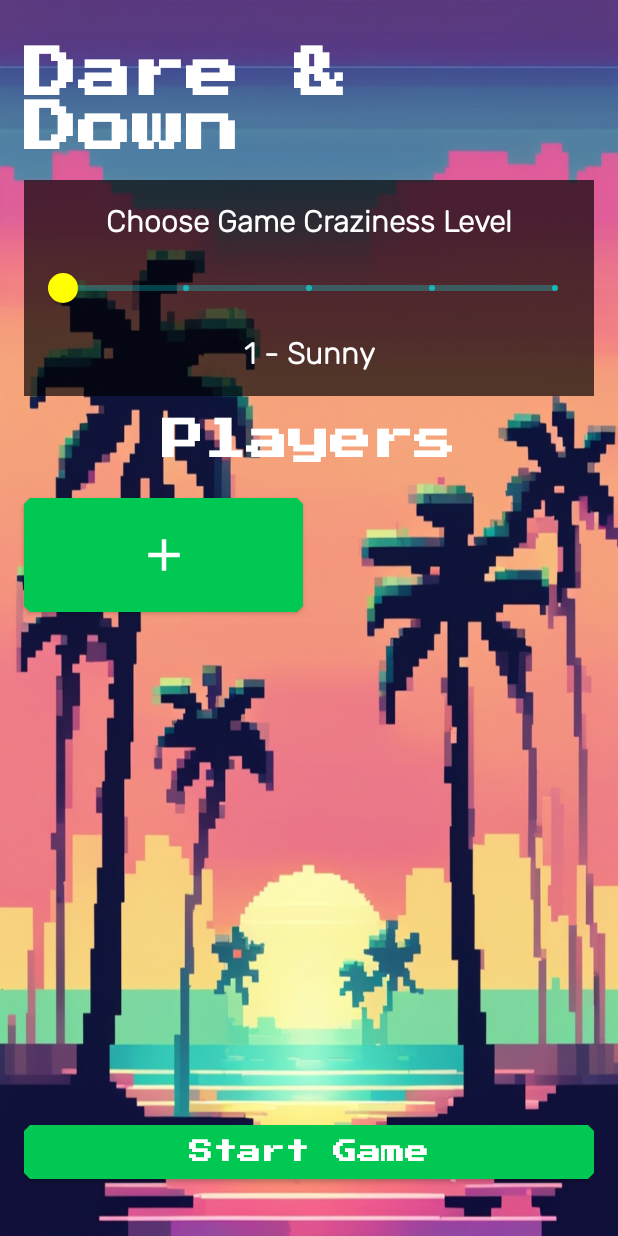
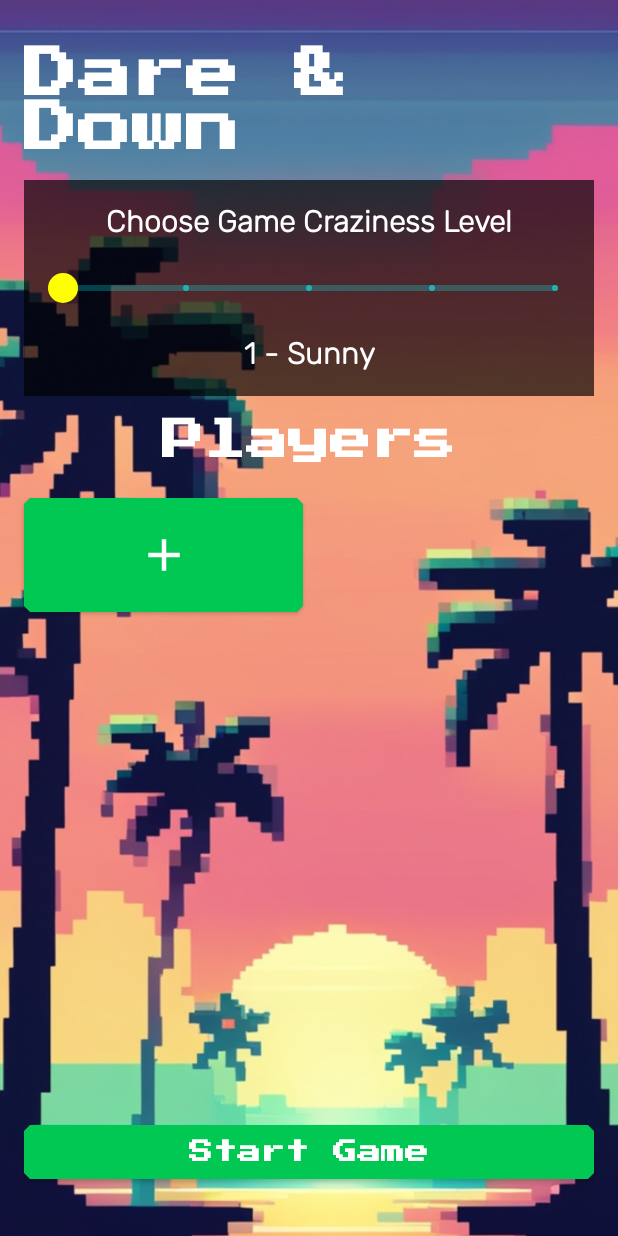
Before and after one commit to robertdraganoiu/DrinkingAcademySpinoff, an Android app built with Jetpack Compose: the screen it shows after launch (MainActivity), on a phone screen of 412 x 824 dp. Run offline under Robolectric (Android 15) with nearby library versions, the phone set to English and light mode, and no system bars; our stand-ins replace Dagger/Hilt's generated code.

Commit message:
Animated background effect

```diff
--- a/androidApp/src/main/java/com/hack/drinkingacademy/android/player_select/PlayerCard.kt
+++ b/androidApp/src/main/java/com/hack/drinkingacademy/android/player_select/PlayerCard.kt
@@ -1,13 +1,9 @@
 package com.hack.drinkingacademy.android.player_select
 
-import androidx.compose.foundation.BorderStroke
 import androidx.compose.foundation.background
-import androidx.compose.foundation.border
 import androidx.compose.foundation.layout.Arrangement
 import androidx.compose.foundation.layout.Row
 import androidx.compose.foundation.layout.padding
-import androidx.compose.foundation.layout.wrapContentSize
-import androidx.compose.foundation.shape.RoundedCornerShape
 import androidx.compose.foundation.text.KeyboardActions
 import androidx.compose.foundation.text.KeyboardOptions
 import androidx.compose.material.Icon
@@ -22,7 +18,6 @@ import androidx.compose.runtime.LaunchedEffect
 import androidx.compose.runtime.remember
 import androidx.compose.ui.Alignment
 import androidx.compose.ui.Modifier
-import androidx.compose.ui.draw.clip
 import androidx.compose.ui.focus.FocusRequester
 import androidx.compose.ui.focus.focusRequester
 import androidx.compose.ui.graphics.Color
@@ -53,7 +48,6 @@ fun PlayerCard(
         modifier = Modifier
             .background(Color(0xAA000000)) // Match background with the game craziness level box
             .padding(8.dp)
-            .clip(RoundedCornerShape(10.dp)) // Same rounded shape as the game craziness level box
 
     ) {
         if (readOnly) {
--- a/androidApp/src/main/java/com/hack/drinkingacademy/android/player_select/PlayerSelectScreen.kt
+++ b/androidApp/src/main/java/com/hack/drinkingacademy/android/player_select/PlayerSelectScreen.kt
@@ -1,5 +1,12 @@
 package com.hack.drinkingacademy.android.player_select
 
+import androidx.compose.animation.core.Animatable
+import androidx.compose.animation.core.CubicBezierEasing
+import androidx.compose.animation.core.FastOutSlowInEasing
+import androidx.compose.animation.core.LinearOutSlowInEasing
+import androidx.compose.animation.core.RepeatMode
+import androidx.compose.animation.core.infiniteRepeatable
+import androidx.compose.animation.core.tween
 import androidx.compose.foundation.Image
 import androidx.compose.foundation.background
 import androidx.compose.foundation.layout.Arrangement
@@ -16,6 +23,7 @@ import androidx.compose.material.SnackbarHost
 import androidx.compose.material.SnackbarHostState
 import androidx.compose.material.Text
 import androidx.compose.runtime.Composable
+import androidx.compose.runtime.LaunchedEffect
 import androidx.compose.runtime.collectAsState
 import androidx.compose.runtime.getValue
 import androidx.compose.runtime.mutableStateOf
@@ -25,6 +33,7 @@ import androidx.compose.runtime.setValue
 import androidx.compose.ui.Alignment
 import androidx.compose.ui.Modifier
 import androidx.compose.ui.graphics.Color
+import androidx.compose.ui.graphics.graphicsLayer
 import androidx.compose.ui.layout.ContentScale
 import androidx.compose.ui.res.painterResource
 import androidx.compose.ui.res.stringResource
@@ -45,7 +54,7 @@ import kotlinx.coroutines.launch
 fun PlayerSelectScreen(
     viewModel: PlayerSelectViewModel = hiltViewModel(), navController: NavHostController
 ) {
-    val snackbarHostState = remember {SnackbarHostState()}
+    val snackbarHostState = remember { SnackbarHostState() }
     val scope = rememberCoroutineScope()
 
     val players by viewModel.players.collectAsState()
@@ -163,14 +172,69 @@ fun PlayerSelectScreen(
             modifier = Modifier.align(Alignment.BottomCenter)
         )
 
-        // Background Image
+        // Animatable values for position (x, y) and scale
+        val offsetX = remember { Animatable(0f) }
+        val offsetY = remember { Animatable(0f) }
+        val scale = remember { Animatable(1.05f) }
+
+        // Image size in relation to the container
+        val maxOffsetX = 30f // Limit horizontal movement to 30 pixels
+        val maxOffsetY = 30f // Limit vertical movement to 30 pixels
+        val minScale = 1.05f // Minimum scale to ensure full coverage
+        val maxScale = 1.15f // Slightly larger scale for zoom-in effect
+
+        // Launch the infinite animation loop
+        LaunchedEffect(Unit) {
+            launch {
+                // Animate horizontally with constrained motion
+                offsetX.animateTo(
+                    targetValue = maxOffsetX, // Move right by maxOffsetX pixels
+                    animationSpec = infiniteRepeatable(
+                        animation = tween(8000, easing = FastOutSlowInEasing),
+                        repeatMode = RepeatMode.Reverse
+                    )
+                )
+            }
+
+            launch {
+                // Animate vertically with constrained motion
+                offsetY.animateTo(
+                    targetValue = maxOffsetY, // Move down by maxOffsetY pixels
+                    animationSpec = infiniteRepeatable(
+                        animation = tween(10000, easing = LinearOutSlowInEasing),
+                        repeatMode = RepeatMode.Reverse
+                    )
+                )
+            }
+
+            launch {
+                // Animate zoom in and out within the specified range
+                scale.animateTo(
+                    targetValue = maxScale, // Scale up to maxScale
+                    animationSpec = infiniteRepeatable(
+                        animation = tween(7000, easing = CubicBezierEasing(0.42f, 0f, 0.58f, 1f)),
+                        repeatMode = RepeatMode.Reverse
+                    ),
+                    initialVelocity = 0f // Ensure a smooth transition with no initial velocity
+                )
+            }
+        }
+
+
+        // Apply the transformations to the Image
         Image(
             painter = painterResource(id = R.drawable.background_player_select),
             contentDescription = stringResource(id = R.string.background_player_select_description),
-            contentScale = ContentScale.FillBounds,
+            contentScale = ContentScale.Crop, // Adjust to crop the image slightly for a seamless effect
             modifier = Modifier
                 .matchParentSize()
-                .zIndex(-1f)
+                .graphicsLayer(
+                    translationX = offsetX.value,
+                    translationY = offsetY.value,
+                    scaleX = scale.value,
+                    scaleY = scale.value
+                )
+                .zIndex(-1f) // Ensures the image stays in the background
         )
     }
 }
```
Also changed, not shown: androidApp/src/main/java/com/hack/drinkingacademy/android/user_details/UserScreen.kt (deleted, +0 -72 lines).
